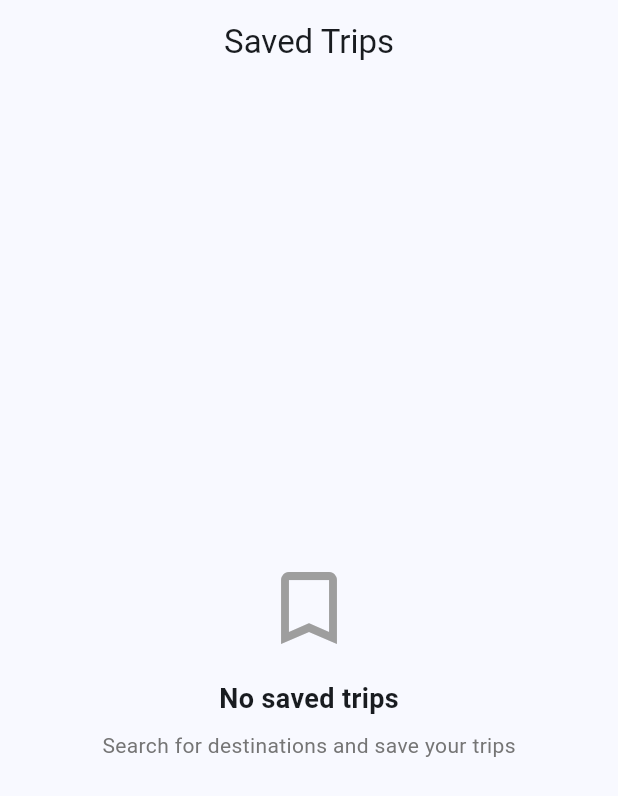
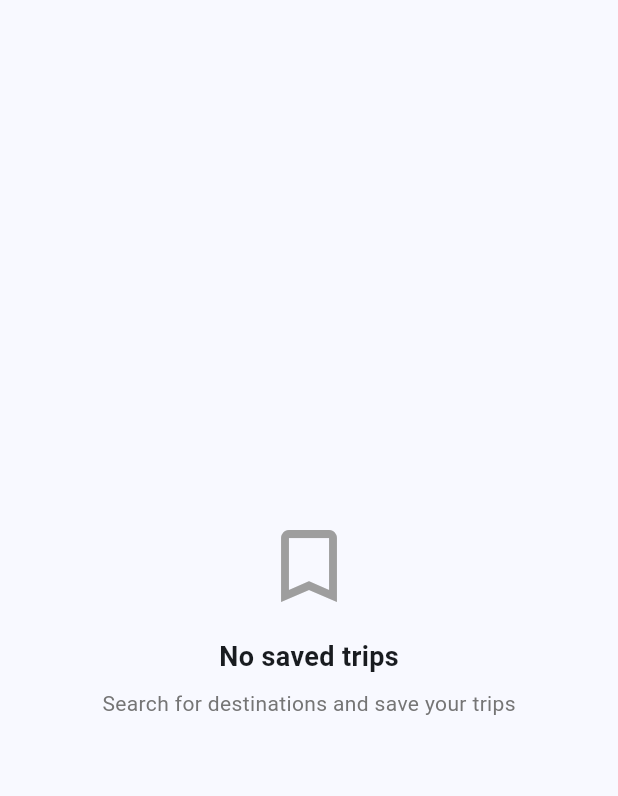
Before and after one commit to furyydev/travelplanner, a Flutter app: the SavedTripsScreen screen opened directly, on a phone screen of 412 x 824 dp. Shown: the top 796 px of the screen. Run offline on Flutter 3.47's test engine with Material 3 defaults, Android fonts, the phone set to English and light mode, and no system bars; our stand-ins replace cached_network_image, device_preview, flutter_dotenv, shared_preferences; accounts and stored records are empty.

```diff
--- a/lib/screens/home_screen.dart
+++ b/lib/screens/home_screen.dart
@@ -44,7 +44,7 @@ class _HomeScreenState extends State<HomeScreen> {
   Widget build(BuildContext context) {
     return Scaffold(
       appBar: AppBar(
-        title: const Text('Smart Travel Planner'),
+        title: const Text('Smart Travel Planner', ),
         actions: [
           IconButton(
             icon: const Icon(Icons.logout),
--- a/lib/screens/saved_trips_screen.dart
+++ b/lib/screens/saved_trips_screen.dart
@@ -11,9 +11,9 @@ class SavedTripsScreen extends StatelessWidget {
   @override
   Widget build(BuildContext context) {
     return Scaffold(
-      appBar: AppBar(
-        title: const Text('Saved Trips'),
-      ),
+      // appBar: AppBar(
+      //   title: const Text('Saved Trips'),
+      // ),
       body: Consumer<TripProvider>(
         builder: (context, tripProvider, _) {
           final trips = tripProvider.savedTrips;
--- a/pubspec.yaml
+++ b/pubspec.yaml
@@ -41,6 +41,7 @@ dependencies:
   cached_network_image: ^3.3.1
   intl: ^0.20.2
   flutter_dotenv: ^5.1.0
+  google_fonts: ^6.3.3
 
 dev_dependencies:
   flutter_test:
```
Also changed, not shown: lib/main.dart (+6 -5 lines), pubspec.lock.
